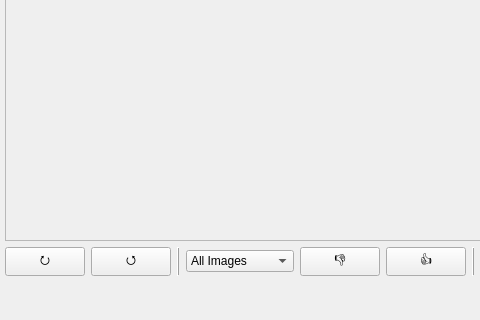
Qt form MainWindow.ui (kringg/Asim) before a commit; both pictures show x 91 to 571 and y 160 to 480 of the 780 by 480 pixel window.
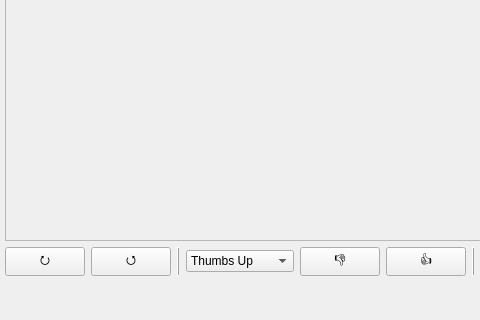
The same form after that commit.

What changed in the file:
```diff
--- a/MainWindow.ui
+++ b/MainWindow.ui
@@ -6,7 +6,7 @@
    <rect>
     <x>0</x>
     <y>0</y>
-    <width>640</width>
+    <width>705</width>
     <height>480</height>
    </rect>
   </property>
@@ -40,7 +40,7 @@
         <item row="1" column="3">
          <widget class="QComboBox" name="comboBoxViewMode">
           <property name="currentIndex">
-           <number>0</number>
+           <number>1</number>
           </property>
           <item>
            <property name="text">
```
Left out of the diff: 38 changed lines with no effect on the pictures.
